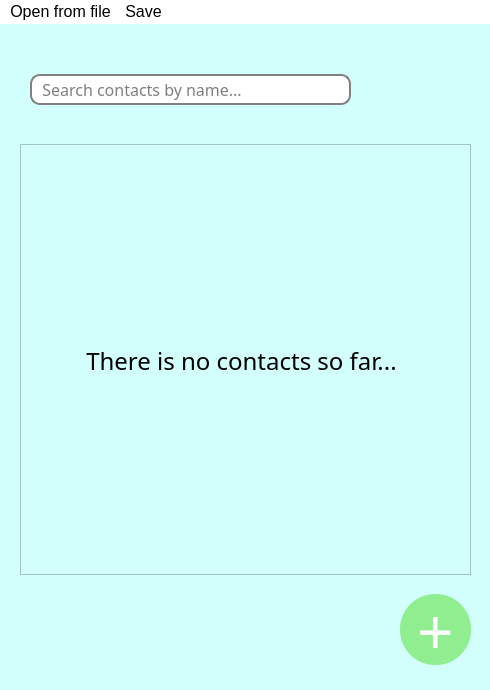
Before: the Qt Designer form mainwindow.ui in TimMatthew/ContactBook, drawn with Qt 5.
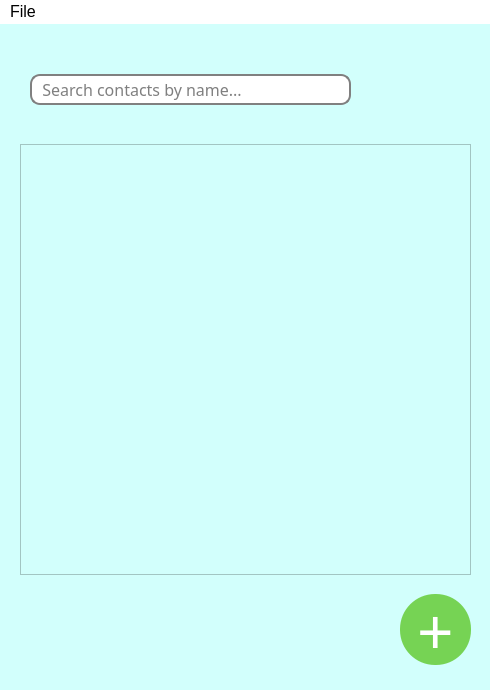
After: the same form once the commit is applied. Icons and pictures are not drawn.

Commit message: Save and Open File options

The edit to the form file:
```diff
--- a/mainwindow.ui
+++ b/mainwindow.ui
@@ -86,7 +86,7 @@
      </font>
     </property>
     <property name="styleSheet">
-     <string notr="true">background-color: lightgreen;
+     <string notr="true">background-color: rgb(118, 211, 84);
 border-radius: 35px;
 color: white;
 </string>
@@ -126,28 +126,6 @@
        </rect>
       </property>
      </widget>
-     <widget class="QLabel" name="noContactsLabel">
-      <property name="geometry">
-       <rect>
-        <x>60</x>
-        <y>200</y>
-        <width>321</width>
-        <height>31</height>
-       </rect>
-      </property>
-      <property name="font">
-       <font>
-        <family>Franklin Gothic Book</family>
-        <pointsize>18</pointsize>
-       </font>
-      </property>
-      <property name="text">
-       <string>There is no contacts so far...</string>
-      </property>
-      <property name="alignment">
-       <set>Qt::AlignCenter</set>
-      </property>
-     </widget>
     </widget>
    </widget>
   </widget>
@@ -168,28 +146,17 @@
    <property name="styleSheet">
     <string notr="true">background-color: white;</string>
    </property>
-   <widget class="QMenu" name="menuOpenfrom_file">
+   <widget class="QMenu" name="fileMenu">
     <property name="font">
      <font>
       <pointsize>12</pointsize>
      </font>
     </property>
     <property name="title">
-     <string>Open from file</string>
+     <string>File</string>
     </property>
    </widget>
-   <widget class="QMenu" name="menuSave">
-    <property name="font">
-     <font>
-      <pointsize>12</pointsize>
-     </font>
-    </property>
-    <property name="title">
-     <string>Save</string>
-    </property>
-   </widget>
-   <addaction name="menuOpenfrom_file"/>
-   <addaction name="menuSave"/>
+   <addaction name="fileMenu"/>
   </widget>
   <widget class="QStatusBar" name="statusbar"/>
  </widget>
```
Left out of the diff: 12 changed lines with no effect on the pictures. The commit also changes 24 other files.
